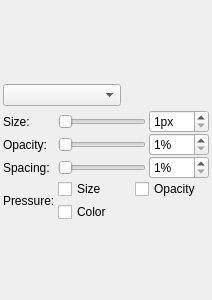
This is src/client/ui/pensettings.ui in drawpile/Drawpile as Qt 5 draws it before an edit. The edited form follows.
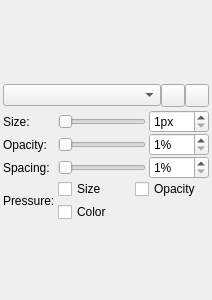
This is the edited form. Icons and pictures are not drawn. Custom widgets are drawn as their Qt base class.

Commit message: Add and use GroupedToolButton widget

```diff
--- a/src/client/ui/pensettings.ui
+++ b/src/client/ui/pensettings.ui
@@ -67,20 +67,7 @@
       </widget>
      </item>
      <item>
-      <spacer name="horizontalSpacer">
-       <property name="orientation">
-        <enum>Qt::Horizontal</enum>
-       </property>
-       <property name="sizeHint" stdset="0">
-        <size>
-         <width>40</width>
-         <height>20</height>
-        </size>
-       </property>
-      </spacer>
-     </item>
-     <item>
-      <widget class="QToolButton" name="paintmodeIndirect">
+      <widget class="GroupedToolButton" name="paintmodeIndirect">
        <property name="toolTip">
         <string>Indirect drawing</string>
        </property>
@@ -94,8 +81,8 @@
        <property name="autoExclusive">
         <bool>true</bool>
        </property>
-       <property name="autoRaise">
-        <bool>true</bool>
+       <property name="groupPosition">
+        <enum>GroupedToolButton::GroupLeft</enum>
        </property>
       </widget>
      </item>
@@ -114,8 +101,8 @@
        <property name="autoExclusive">
         <bool>true</bool>
        </property>
-       <property name="autoRaise">
-        <bool>true</bool>
+       <property name="groupPosition">
+        <enum>GroupedToolButton::GroupRight</enum>
        </property>
       </widget>
      </item>
@@ -299,6 +286,11 @@
    <header>widgets/brushpreview.h</header>
    <container>1</container>
   </customwidget>
+  <customwidget>
+   <class>GroupedToolButton</class>
+   <extends>QToolButton</extends>
+   <header>widgets/groupedtoolbutton.h</header>
+  </customwidget>
  </customwidgets>
  <tabstops>
   <tabstop>blendmode</tabstop>
```
Left out of the diff: 2 changed lines with no effect on the pictures. The commit also changes 17 other files.
